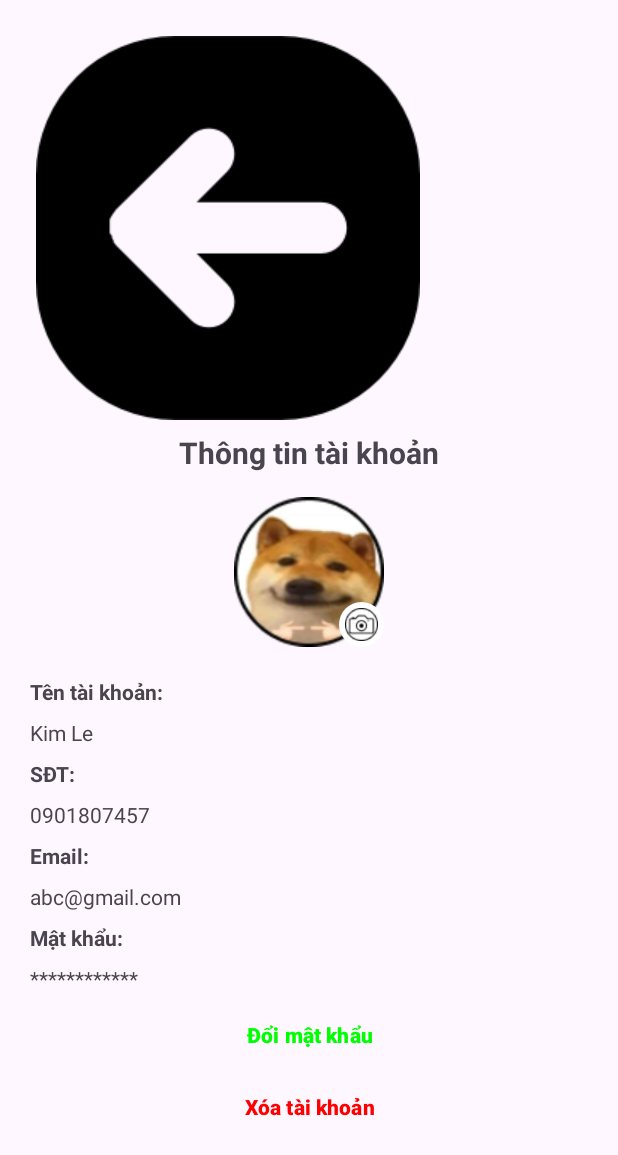
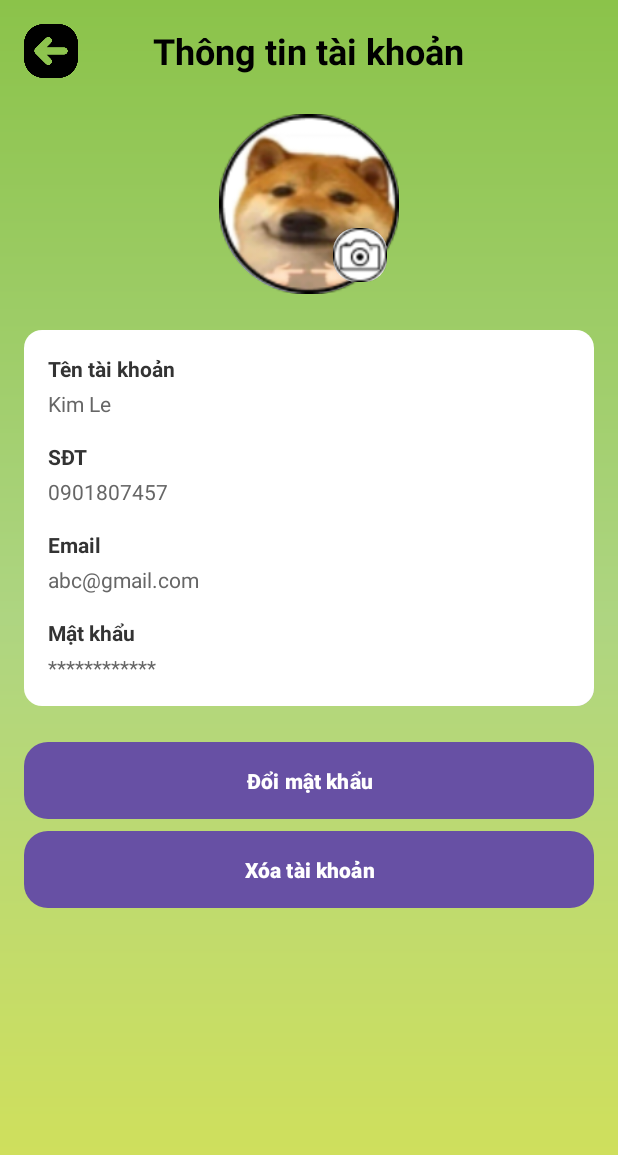
Before and after one commit to uit-ntn/NT118.P12-Team-1, an Android app: the AccountInfoActivity screen opened directly, with no data from a screen before it, on a phone screen of 412 x 824 dp. Shown: the top 1155 px of the screen. Run offline under Robolectric (Android 15) with nearby library versions, the phone set to English and light mode, and no system bars; 2 statements that could not run were skipped.

Commit message:
update account info

```diff
--- a/app/src/main/java/com/roadwatcher/activities/AccountInfoActivity.java
+++ b/app/src/main/java/com/roadwatcher/activities/AccountInfoActivity.java
@@ -1,7 +1,6 @@
 package com.roadwatcher.activities;
 
 import android.os.Bundle;
-import android.view.View;
 import android.widget.Button;
 import android.widget.ImageView;
 import android.widget.TextView;
@@ -13,7 +12,7 @@ import com.roadwatcher.R;
 
 public class AccountInfoActivity extends AppCompatActivity {
 
-    private ImageView backButton, profilePicture, cameraIcon;
+    private ImageView backButton, cameraIcon;
     private TextView accountName, phoneNumber, emailAddress, password;
     private Button changePasswordButton, deleteAccountButton;
 
@@ -22,9 +21,8 @@ public class AccountInfoActivity extends AppCompatActivity {
         super.onCreate(savedInstanceState);
         setContentView(R.layout.activity_account_info);
 
-        // Initialize Views
+        // Link views
         backButton = findViewById(R.id.backButton);
-        profilePicture = findViewById(R.id.profilePicture);
         cameraIcon = findViewById(R.id.cameraIcon);
         accountName = findViewById(R.id.accountName);
         phoneNumber = findViewById(R.id.phoneNumber);
@@ -33,19 +31,22 @@ public class AccountInfoActivity extends AppCompatActivity {
         changePasswordButton = findViewById(R.id.changePasswordButton);
         deleteAccountButton = findViewById(R.id.deleteAccountButton);
 
-        // Set Listeners
-        backButton.setOnClickListener(v -> finish()); // Back to previous screen
+        // Back button functionality
+        backButton.setOnClickListener(v -> finish());
 
-        changePasswordButton.setOnClickListener(v ->
-                Toast.makeText(AccountInfoActivity.this, "Change Password Clicked", Toast.LENGTH_SHORT).show()
+        // Camera icon functionality
+        cameraIcon.setOnClickListener(v ->
+                Toast.makeText(this, "Chỉnh sửa ảnh đại diện", Toast.LENGTH_SHORT).show()
         );
 
-        deleteAccountButton.setOnClickListener(v ->
-                Toast.makeText(AccountInfoActivity.this, "Delete Account Clicked", Toast.LENGTH_SHORT).show()
+        // Change password button functionality
+        changePasswordButton.setOnClickListener(v ->
+                Toast.makeText(this, "Đổi mật khẩu đang được phát triển!", Toast.LENGTH_SHORT).show()
         );
 
-        cameraIcon.setOnClickListener(v ->
-                Toast.makeText(AccountInfoActivity.this, "Edit Profile Picture", Toast.LENGTH_SHORT).show()
+        // Delete account button functionality
+        deleteAccountButton.setOnClickListener(v ->
+                Toast.makeText(this, "Xóa tài khoản đang được phát triển!", Toast.LENGTH_SHORT).show()
         );
     }
 }
--- a/app/src/main/res/drawable/bt_home_screen.xml
+++ b/app/src/main/res/drawable/bt_home_screen.xml
@@ -1,5 +1,10 @@
-<vector xmlns:android="http://schemas.android.com/apk/res/android" android:height="18dp" android:tint="#FFFFFF" android:viewportHeight="24" android:viewportWidth="24" android:width="18dp">
+<vector xmlns:android="http://schemas.android.com/apk/res/android"
+    android:height="18dp"
+    android:width="18dp"
+    android:viewportHeight="24"
+    android:viewportWidth="24">
 
-    <path android:fillColor="@android:color/white" android:pathData="M10,20v-6h4v6h5v-8h3L12,3 2,12h3v8z"/>
-
+    <path
+        android:fillColor="#FFFFFF"
+        android:pathData="M10,20v-6h4v6h5v-8h3L12,3 2,12h3v8z"/>
 </vector>
--- /dev/null
+++ b/app/src/main/res/drawable/button_background_danger.xml
@@ -0,0 +1,4 @@
+<shape xmlns:android="http://schemas.android.com/apk/res/android">
+    <solid android:color="#F44336" />
+    <corners android:radius="16dp" />
+</shape>
--- /dev/null
+++ b/app/src/main/res/drawable/button_background_green.xml
@@ -0,0 +1,5 @@
+<?xml version="1.0" encoding="utf-8"?>
+<shape xmlns:android="http://schemas.android.com/apk/res/android">
+    <solid android:color="#4CAF50" />
+    <corners android:radius="12dp" />
+</shape>
--- /dev/null
+++ b/app/src/main/res/drawable/button_background_primary.xml
@@ -0,0 +1,5 @@
+<?xml version="1.0" encoding="utf-8"?>
+<shape xmlns:android="http://schemas.android.com/apk/res/android">
+    <solid android:color="#4CAF50" />
+    <corners android:radius="16dp" />
+</shape>
--- /dev/null
+++ b/app/src/main/res/drawable/button_background_red.xml
@@ -0,0 +1,5 @@
+<?xml version="1.0" encoding="utf-8"?>
+<shape xmlns:android="http://schemas.android.com/apk/res/android">
+    <solid android:color="#F44336" />
+    <corners android:radius="12dp" />
+</shape>
--- /dev/null
+++ b/app/src/main/res/drawable/card_background_shadow.xml
@@ -0,0 +1,15 @@
+<?xml version="1.0" encoding="utf-8"?>
+<layer-list xmlns:android="http://schemas.android.com/apk/res/android">
+    <item android:left="4dp" android:top="4dp">
+        <shape>
+            <solid android:color="#BDBDBD" />
+            <corners android:radius="12dp" />
+        </shape>
+    </item>
+    <item>
+        <shape>
+            <solid android:color="@android:color/white" />
+            <corners android:radius="12dp" />
+        </shape>
+    </item>
+</layer-list>
--- /dev/null
+++ b/app/src/main/res/drawable/circle_shadow_background.xml
@@ -0,0 +1,12 @@
+<layer-list xmlns:android="http://schemas.android.com/apk/res/android">
+    <item android:top="5dp" android:right="5dp">
+        <shape android:shape="oval">
+            <solid android:color="#B0BEC5" />
+        </shape>
+    </item>
+    <item>
+        <shape android:shape="oval">
+            <solid android:color="@android:color/white" />
+        </shape>
+    </item>
+</layer-list>
--- /dev/null
+++ b/app/src/main/res/drawable/gradient_background.xml
@@ -0,0 +1,12 @@
+<?xml version="1.0" encoding="utf-8"?>
+<layer-list xmlns:android="http://schemas.android.com/apk/res/android">
+    <item>
+        <shape android:shape="rectangle">
+            <gradient
+                android:startColor="#D4E157"
+            android:centerColor="#AED581"
+            android:endColor="#8BC34A"
+            android:angle="90" />
+        </shape>
+    </item>
+</layer-list>
--- a/app/src/main/res/layout/activity_account_info.xml
+++ b/app/src/main/res/layout/activity_account_info.xml
@@ -1,130 +1,159 @@
-<LinearLayout
+    <ScrollView
         xmlns:android="http://schemas.android.com/apk/res/android"
+        xmlns:app="http://schemas.android.com/apk/res-auto"
         xmlns:tools="http://schemas.android.com/tools"
         android:layout_width="match_parent"
         android:layout_height="match_parent"
+        android:background="@drawable/gradient_background"
+        tools:context=".activities.AccountInfoActivity"
+        >
+
+        <LinearLayout
+            android:layout_width="match_parent"
+            android:layout_height="wrap_content"
             android:orientation="vertical"
-    android:padding="16dp"
-    tools:context=".AccountInfoActivity">
+            android:padding="16dp">
 
-    <!-- Back Button -->
+            <!-- Header Section -->
+            <RelativeLayout
+                android:layout_width="match_parent"
+                android:layout_height="wrap_content">
+
                 <ImageView
                     android:id="@+id/backButton"
+                    android:layout_width="36dp"
+                    android:layout_height="36dp"
+                    android:src="@drawable/ic_back"
+                    android:contentDescription="Back"
+                    android:layout_alignParentStart="true"
+                    android:layout_centerVertical="true"
+                    app:tint="@android:color/black" />
+
+                <TextView
+                    android:id="@+id/titleText"
                     android:layout_width="wrap_content"
                     android:layout_height="wrap_content"
-        android:src="@drawable/ic_back"
-        android:contentDescription="Back"
-        android:padding="8dp" />
+                    android:text="Thông tin tài khoản"
+                    android:textSize="24sp"
+                    android:textStyle="bold"
+                    android:textColor="@android:color/black"
+                    android:layout_centerHorizontal="true"
+                    android:layout_centerVertical="true" />
+            </RelativeLayout>
 
-    <!-- Title -->
-    <TextView
-        android:id="@+id/titleText"
-        android:layout_width="match_parent"
-        android:layout_height="wrap_content"
-        android:text="Thông tin tài khoản"
-        android:textSize="20sp"
-        android:textStyle="bold"
-        android:gravity="center"
-        android:paddingBottom="16dp" />
-
-    <!-- Profile Picture with Crown Icon -->
+            <!-- Profile Picture with Camera Icon -->
             <FrameLayout
                 android:layout_width="wrap_content"
                 android:layout_height="wrap_content"
                 android:layout_gravity="center"
-        android:paddingBottom="16dp">
+                android:layout_marginTop="24dp">
 
                 <ImageView
                     android:id="@+id/profilePicture"
-            android:layout_width="100dp"
-            android:layout_height="100dp"
+                    android:layout_width="120dp"
+                    android:layout_height="120dp"
                     android:src="@drawable/dog_profile"
                     android:contentDescription="Profile Picture"
                     android:scaleType="centerCrop"
-            android:background="@drawable/circle_background" />
+                    android:background="@drawable/circle_shadow_background" />
 
                 <ImageView
-            android:id="@+id/cameraIcon"
-            android:layout_width="30dp"
-            android:layout_height="30dp"
-            android:layout_gravity="bottom|end"
+                    android:id="@+id/ic_camera"
+                    android:layout_width="36dp"
+                    android:layout_height="36dp"
                     android:src="@drawable/ic_camera"
                     android:contentDescription="Edit Picture"
                     android:background="@drawable/circle_background_small"
-            android:padding="4dp" />
+                    android:layout_gravity="bottom|end"
+                    android:layout_marginEnd="8dp"
+                    android:layout_marginBottom="8dp"
+                    />
             </FrameLayout>
 
-    <!-- Account Details -->
+            <!-- Card Layout for Account Details -->
             <LinearLayout
                 android:layout_width="match_parent"
                 android:layout_height="wrap_content"
-        android:orientation="vertical">
+                android:orientation="vertical"
+                android:background="@drawable/card_background_shadow"
+                android:padding="16dp"
+                android:layout_marginTop="24dp">
 
                 <TextView
-            android:layout_width="wrap_content"
+                    android:layout_width="match_parent"
                     android:layout_height="wrap_content"
-            android:text="Tên tài khoản:"
+                    android:text="Tên tài khoản"
+                    android:textColor="#333333"
                     android:textStyle="bold"
-            android:padding="4dp" />
+                    android:layout_marginBottom="4dp" />
 
                 <TextView
                     android:id="@+id/accountName"
-            android:layout_width="wrap_content"
+                    android:layout_width="match_parent"
                     android:layout_height="wrap_content"
                     android:text="Kim Le"
-            android:padding="4dp" />
+                    android:textColor="#666666"
+                    android:layout_marginBottom="16dp" />
 
                 <TextView
-            android:layout_width="wrap_content"
+                    android:layout_width="match_parent"
                     android:layout_height="wrap_content"
-            android:text="SĐT:"
+                    android:text="SĐT"
+                    android:textColor="#333333"
                     android:textStyle="bold"
-            android:padding="4dp" />
+                    android:layout_marginBottom="4dp" />
 
                 <TextView
                     android:id="@+id/phoneNumber"
-            android:layout_width="wrap_content"
+                    android:layout_width="match_parent"
                     android:layout_height="wrap_content"
                     android:text="0901807457"
-            android:padding="4dp" />
+                    android:textColor="#666666"
+                    android:layout_marginBottom="16dp" />
 
                 <TextView
-            android:layout_width="wrap_content"
+                    android:layout_width="match_parent"
                     android:layout_height="wrap_content"
-            android:text="Email:"
+                    android:text="Email"
+                    android:textColor="#333333"
                     android:textStyle="bold"
-            android:padding="4dp" />
+                    android:layout_marginBottom="4dp" />
 
                 <TextView
                     android:id="@+id/emailAddress"
-            android:layout_width="wrap_content"
+                    android:layout_width="match_parent"
                     android:layout_height="wrap_content"
                     android:text="abc@gmail.com"
-            android:padding="4dp" />
+                    android:textColor="#666666"
+                    android:layout_marginBottom="16dp" />
 
                 <TextView
-            android:layout_width="wrap_content"
+                    android:layout_width="match_parent"
                     android:layout_height="wrap_content"
-            android:text="Mật khẩu:"
+                    android:text="Mật khẩu"
+                    android:textColor="#333333"
                     android:textStyle="bold"
-            android:padding="4dp" />
+                    android:layout_marginBottom="4dp" />
 
                 <TextView
                     android:id="@+id/password"
-            android:layout_width="wrap_content"
+                    android:layout_width="match_parent"
                     android:layout_height="wrap_content"
                     android:text="************"
-            android:padding="4dp" />
+                    android:textColor="#666666" />
             </LinearLayout>
 
-    <!-- Buttons -->
+            <!-- Buttons Section -->
             <Button
                 android:id="@+id/changePasswordButton"
                 android:layout_width="match_parent"
                 android:layout_height="wrap_content"
                 android:text="Đổi mật khẩu"
-        android:textColor="@color/green"
-        android:background="@android:color/transparent"
+                android:background="@drawable/button_background_primary"
+                android:textColor="@android:color/white"
+                android:layout_marginTop="24dp"
+                android:layout_marginBottom="8dp"
+                android:padding="12dp"
                 android:textStyle="bold" />
 
             <Button
@@ -132,8 +161,9 @@
                 android:layout_width="match_parent"
                 android:layout_height="wrap_content"
                 android:text="Xóa tài khoản"
-        android:textColor="@color/red"
-        android:background="@android:color/transparent"
+                android:background="@drawable/button_background_danger"
+                android:textColor="@android:color/white"
+                android:padding="12dp"
                 android:textStyle="bold" />
-
         </LinearLayout>
+    </ScrollView>
```
Also changed, not shown: app/src/main/res/drawable/img.png (deleted), app/src/main/res/drawable/img_1.png (deleted). Lines whose indentation alone changed are shown as unchanged.
